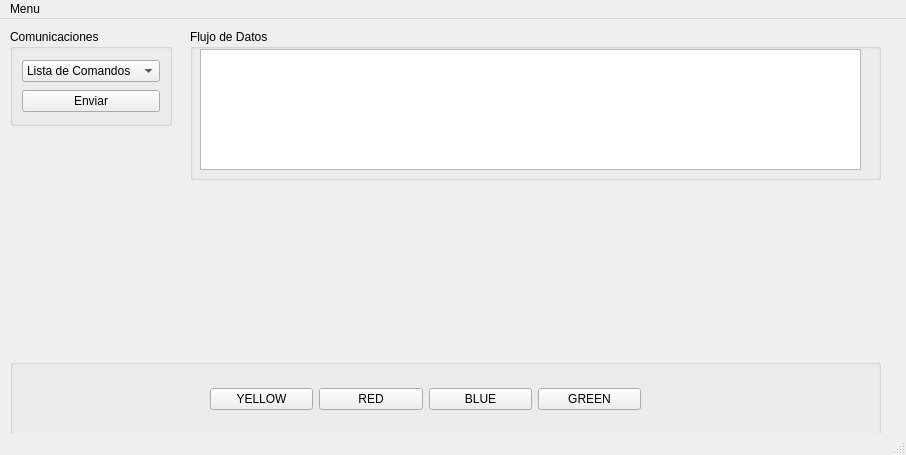
The window that mainwindow.ui (Sebare846/JuegoToposQT) describes before a commit, drawn with Qt 5.
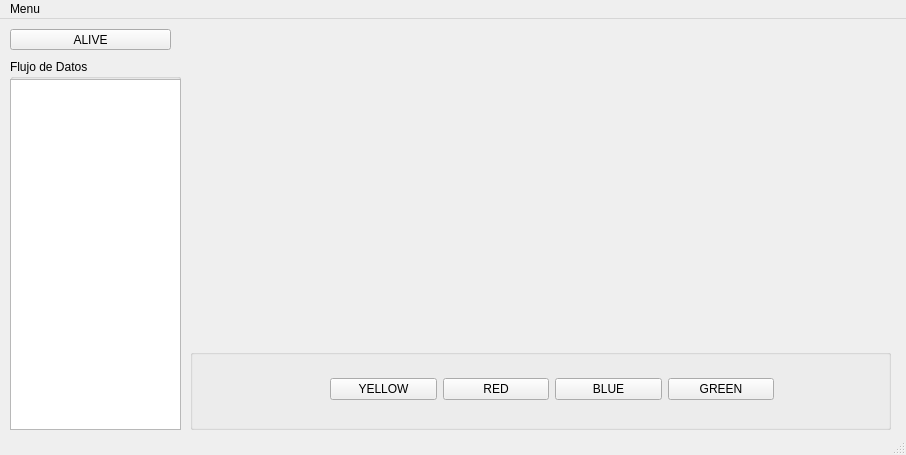
The same window after the commit.

Commit message: Recibe q se apreto un boton y prende el led y pinta en Qt

What changed in the file:
```diff
--- a/mainwindow.ui
+++ b/mainwindow.ui
@@ -17,94 +17,19 @@
    <widget class="QWidget" name="widget" native="true">
     <property name="geometry">
      <rect>
-      <x>20</x>
-      <y>170</y>
-      <width>871</width>
-      <height>161</height>
-     </rect>
-    </property>
-   </widget>
-   <widget class="QGroupBox" name="groupBox">
-    <property name="geometry">
-     <rect>
       <x>190</x>
       <y>10</y>
-      <width>691</width>
-      <height>151</height>
+      <width>701</width>
+      <height>311</height>
      </rect>
     </property>
-    <property name="title">
-     <string>Flujo de Datos</string>
-    </property>
-    <widget class="QTextBrowser" name="textBrowser">
-     <property name="geometry">
-      <rect>
-       <x>10</x>
-       <y>20</y>
-       <width>661</width>
-       <height>121</height>
-      </rect>
-     </property>
-    </widget>
-   </widget>
-   <widget class="QGroupBox" name="groupBox_2">
-    <property name="geometry">
-     <rect>
-      <x>10</x>
-      <y>10</y>
-      <width>162</width>
-      <height>97</height>
-     </rect>
-    </property>
-    <property name="title">
-     <string>Comunicaciones</string>
-    </property>
-    <layout class="QGridLayout" name="gridLayout">
-     <item row="0" column="0">
-      <widget class="QComboBox" name="comboBox">
-       <property name="currentText">
-        <string>Lista de Comandos</string>
-       </property>
-       <property name="currentIndex">
-        <number>0</number>
-       </property>
-       <item>
-        <property name="text">
-         <string>Lista de Comandos</string>
-        </property>
-       </item>
-       <item>
-        <property name="text">
-         <string>ALIVE</string>
-        </property>
-       </item>
-       <item>
-        <property name="text">
-         <string>GET_LEDS</string>
-        </property>
-       </item>
-       <item>
-        <property name="text">
-         <string>SET_LEDS</string>
-        </property>
-       </item>
-      </widget>
-     </item>
-     <item row="1" column="0">
-      <widget class="QPushButton" name="pushButtonEnviar">
-       <property name="text">
-        <string>Enviar</string>
-       </property>
-      </widget>
-     </item>
-    </layout>
    </widget>
    <widget class="QGroupBox" name="groupBox_3">
     <property name="geometry">
      <rect>
-      <x>10</x>
-      <y>340</y>
-      <width>871</width>
+      <x>190</x>
+      <y>330</y>
+      <width>701</width>
       <height>81</height>
      </rect>
     </property>
@@ -114,9 +39,9 @@
     <widget class="QWidget" name="layoutWidget">
      <property name="geometry">
       <rect>
-       <x>200</x>
+       <x>140</x>
        <y>10</y>
-       <width>431</width>
+       <width>444</width>
        <height>61</height>
       </rect>
      </property>
@@ -126,8 +51,8 @@
         <property name="text">
          <string>YELLOW</string>
         </property>
-        <property name="checkable">
-         <bool>true</bool>
+        <property name="flat">
+         <bool>false</bool>
         </property>
        </widget>
       </item>
@@ -136,9 +61,6 @@
         <property name="text">
          <string>RED</string>
         </property>
-        <property name="checkable">
-         <bool>true</bool>
-        </property>
        </widget>
       </item>
       <item>
@@ -146,9 +68,6 @@
         <property name="text">
          <string>BLUE</string>
         </property>
-        <property name="checkable">
-         <bool>true</bool>
-        </property>
        </widget>
       </item>
       <item>
@@ -156,14 +75,50 @@
         <property name="text">
          <string>GREEN</string>
         </property>
-        <property name="checkable">
-         <bool>true</bool>
-        </property>
        </widget>
       </item>
      </layout>
     </widget>
    </widget>
+   <widget class="QGroupBox" name="groupBox">
+    <property name="geometry">
+     <rect>
+      <x>10</x>
+      <y>40</y>
+      <width>171</width>
+      <height>371</height>
+     </rect>
+    </property>
+    <property name="title">
+     <string>Flujo de Datos</string>
+    </property>
+    <widget class="QTextBrowser" name="textBrowser">
+     <property name="geometry">
+      <rect>
+       <x>0</x>
+       <y>20</y>
+       <width>171</width>
+       <height>351</height>
+      </rect>
+     </property>
+    </widget>
+   </widget>
+   <widget class="QPushButton" name="pushButton_5">
+    <property name="geometry">
+     <rect>
+      <x>10</x>
+      <y>10</y>
+      <width>161</width>
+      <height>21</height>
+     </rect>
+    </property>
+    <property name="text">
+     <string>ALIVE</string>
+    </property>
+    <property name="checkable">
+     <bool>true</bool>
+    </property>
+   </widget>
   </widget>
   <widget class="QMenuBar" name="menubar">
    <property name="geometry">
```
The commit also changes 2 other files.
